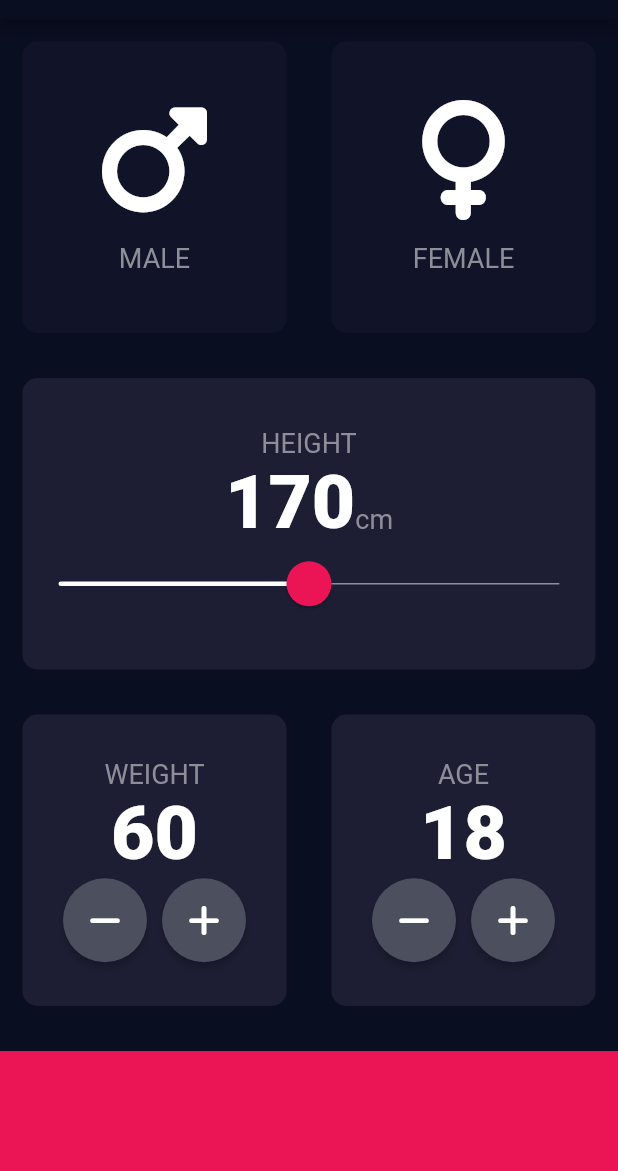
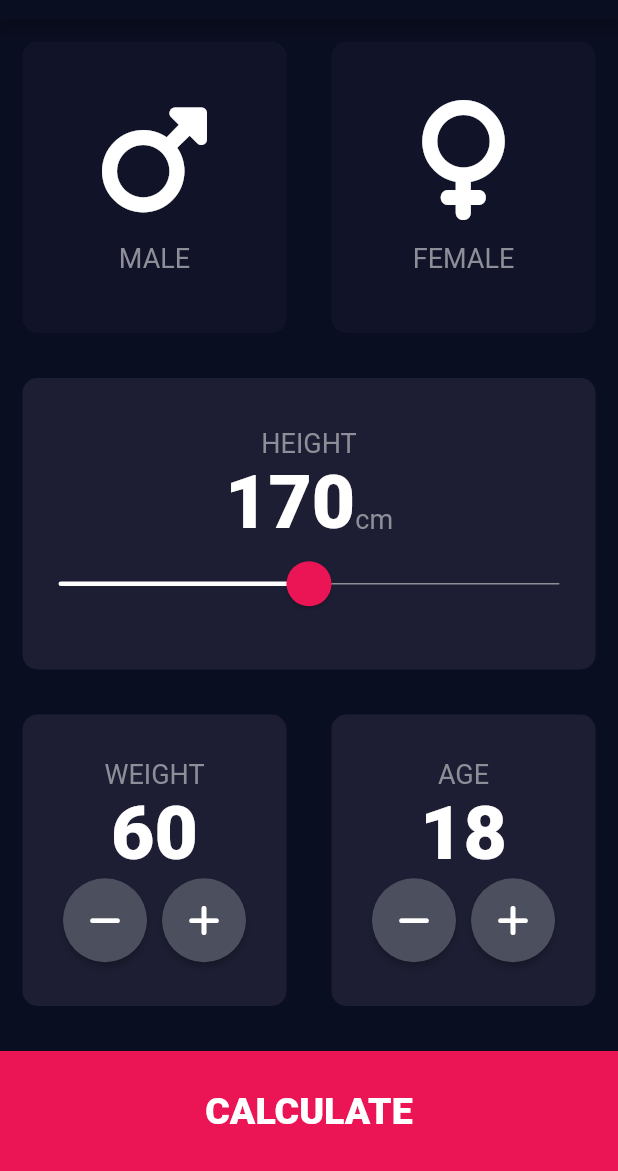
Before and after one commit to wr9dg17/BMI_calculator_flutter, a Flutter app: the screen it shows after launch, on a phone screen of 412 x 824 dp, the part 65-1236 px from its top. Run offline on Flutter 3.47's test engine with Material 2 defaults, Android fonts, the phone set to English and light mode, and no system bars; our stand-ins replace font_awesome_flutter.

Commit message:
Finished app

```diff
--- a/lib/main.dart
+++ b/lib/main.dart
@@ -1,5 +1,5 @@
 import 'package:flutter/material.dart';
-import './input_page.dart';
+import 'screens/input_page.dart';
 
 void main() {
   runApp(const BMICalculator());
@@ -12,6 +12,9 @@ class BMICalculator extends StatelessWidget {
   Widget build(BuildContext context) {
     return MaterialApp(
       theme: ThemeData.dark().copyWith(
+        appBarTheme: const AppBarTheme(
+          backgroundColor: Color(0xFF0A0E21),
+        ),
         primaryColor: const Color(0xFF0A0E21),
         scaffoldBackgroundColor: const Color(0xFF0A0E21),
         sliderTheme: SliderTheme.of(context).copyWith(
--- a/lib/input_page.dart
+++ b/lib/screens/input_page.dart
@@ -1,10 +1,14 @@
 import 'package:flutter/material.dart';
 import 'package:font_awesome_flutter/font_awesome_flutter.dart';
 
-import 'consts.dart';
-import 'box.dart';
-import 'gender_box.dart';
-import 'round_circle_button.dart';
+import '../consts.dart';
+import '../calculator.dart';
+import '../widgets/box.dart';
+import '../widgets/bottom_button.dart';
+import '../widgets/gender_box.dart';
+import '../widgets/round_circle_button.dart';
+
+import './results_page.dart';
 
 enum EGenre {
   male,
@@ -29,7 +33,6 @@ class _InputPageState extends State<InputPage> {
     return Scaffold(
       appBar: AppBar(
         title: const Text('BMI calculator'),
-        backgroundColor: const Color(0xFF0A0E21),
       ),
       body: Column(
         crossAxisAlignment: CrossAxisAlignment.stretch,
@@ -178,11 +181,22 @@ class _InputPageState extends State<InputPage> {
               ],
             ),
           ),
-          Container(
-            color: kButtonContainerColour,
-            margin: const EdgeInsets.only(top: 15.0),
-            width: double.infinity,
-            height: kButtonContainerHeight,
+          BottomButton(
+            title: 'CALCULATE',
+            onTap: () {
+              Calculator calc = Calculator(height: height, weight: weight);
+
+              Navigator.push(
+                context,
+                MaterialPageRoute(
+                  builder: (context) => ResultsPage(
+                    result: calc.calculateBMI(),
+                    resultText: calc.getResult(),
+                    resultInterpretation: calc.getInterpretation(),
+                  ),
+                ),
+              );
+            },
           )
         ],
       ),
--- /dev/null
+++ b/lib/widgets/bottom_button.dart
@@ -0,0 +1,33 @@
+import 'package:flutter/material.dart';
+
+import '../consts.dart';
+
+class BottomButton extends StatelessWidget {
+  final String title;
+  final Function onTap;
+
+  const BottomButton({
+    Key? key,
+    required this.title,
+    required this.onTap,
+  }) : super(key: key);
+
+  @override
+  Widget build(BuildContext context) {
+    return GestureDetector(
+      onTap: () => onTap(),
+      child: Container(
+        color: kButtonContainerColour,
+        margin: const EdgeInsets.only(top: 15.0),
+        width: double.infinity,
+        height: kButtonContainerHeight,
+        child: Center(
+          child: Text(
+            title,
+            style: kLargeButtonStyle,
+          ),
+        ),
+      ),
+    );
+  }
+}
--- a/lib/gender_box.dart
+++ b/lib/widgets/gender_box.dart
@@ -1,6 +1,6 @@
 import 'package:flutter/material.dart';
 import 'box.dart';
-import 'consts.dart';
+import '../consts.dart';
 
 class GenderBox extends StatelessWidget {
   final IconData icon;
```
Also changed, not shown: lib/calculator.dart (added, +34 -0 lines), lib/consts.dart (+25 -0 lines), lib/screens/results_page.dart (added, +74 -0 lines), lib/widgets/box.dart (renamed from lib/box.dart), lib/widgets/round_circle_button.dart (renamed from lib/round_circle_button.dart).
